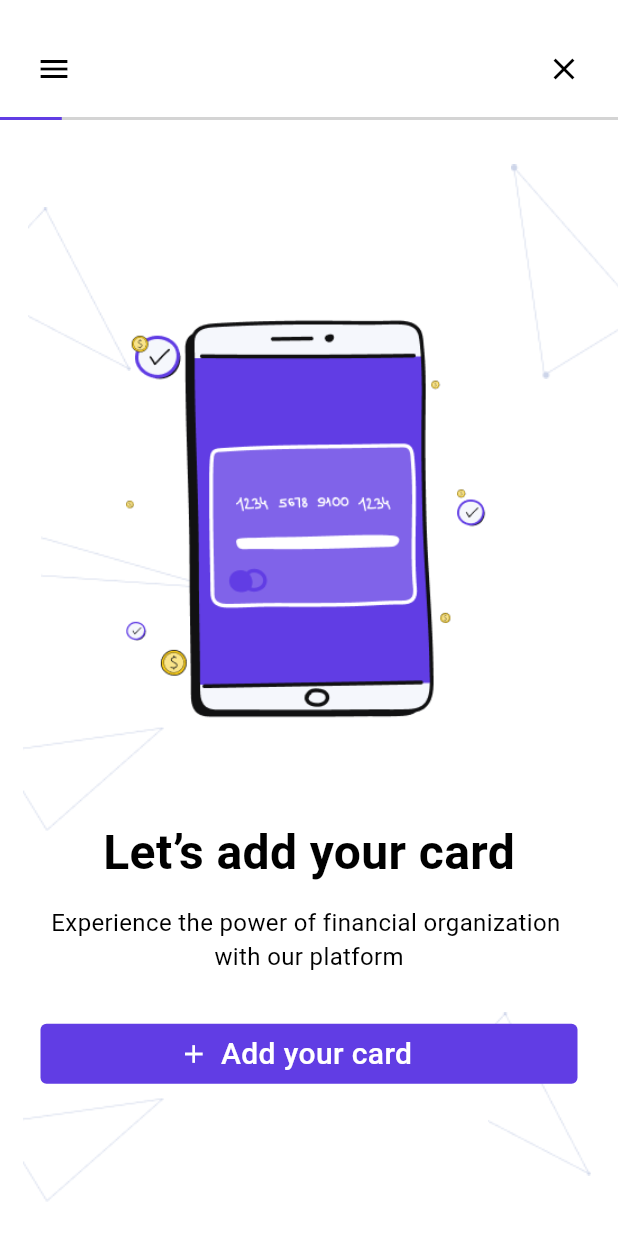
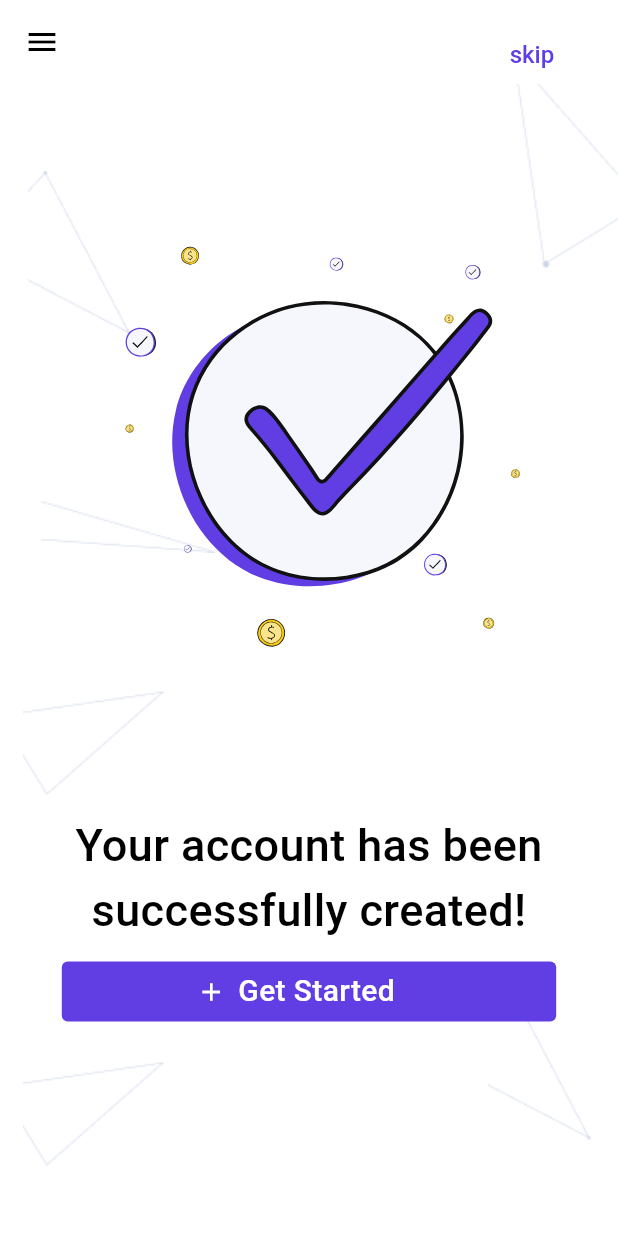
Before and after one commit to Mohammadalsalhi55/forex, a Flutter app: the screen it shows after launch, on a phone screen of 412 x 824 dp. Run offline on Flutter 3.47's test engine with Material 3 defaults, Android fonts, the light colour scheme and no system bars; our stand-ins replace flutter_otp_text_field, flutter_svg.

Commit message:
ADD Welcome and pinsetup

```diff
--- a/forex/lib/main.dart
+++ b/forex/lib/main.dart
@@ -1,8 +1,11 @@
 import 'package:flutter/material.dart';
-import 'package:forex/pages/add_card.dart';
-import 'package:forex/pages/number_card.dart';
-import 'package:forex/pages/successfully_added.dart';
-import 'package:forex/pages/verify_card.dart';
+import 'package:forex/componenet/setting_page.dart';
+import 'package:forex/pages/auth/add_card.dart';
+import 'package:forex/pages/auth/number_card.dart';
+import 'package:forex/pages/auth/successfully_added.dart';
+import 'package:forex/pages/auth/verify_card.dart';
+import 'package:forex/pages/welcome%20and%20pin%20setup/pin_setup.dart';
+import 'package:forex/pages/welcome%20and%20pin%20setup/welcome_screen.dart';
 import 'package:forex/themes/theme_provider.dart';
 import 'package:provider/provider.dart';
 
@@ -18,13 +21,16 @@
   Widget build(BuildContext context) {
     return MaterialApp(
       routes: {
+        '/addingcard': (context) => const AddingCard(),
+        '/pinsetup': (context) => const PinSetup(),
         '/cardnumber': (context) => const NumberCard(),
         '/verifycard': (context) => const VerifyCard(),
         '/successfullyadded': (context) => const SuccessfullyAdded(),
+        '/settingpage': (context) => const SettingPage(),
       },
       debugShowCheckedModeBanner: false,
       theme: Provider.of<ThemeProvider>(context).themeData,
-      home: const AddingCard(),
+      home: const WelcomeScreen(),
     );
   }
 }
--- a/forex/lib/pages/verify_card.dart
+++ b/forex/lib/pages/auth/verify_card.dart
@@ -64,7 +64,6 @@ class _VerifyCardState extends State<VerifyCard> {
               LinearProgressIndicator(
                 value: 0.8,
                 minHeight: 2,
-                backgroundColor: Colors.grey[300],
                 valueColor:
                     const AlwaysStoppedAnimation<Color>(Color(0xFF613DE4)),
               ),
@@ -103,6 +102,11 @@ class _VerifyCardState extends State<VerifyCard> {
               ),
               SizedBox(height: size.height * 0.04),
               OtpTextField(
+                textStyle: const TextStyle(
+                  color: Color(0xFF613DE4),
+                  fontSize: 20,
+                  fontWeight: FontWeight.w600,
+                ),
                 numberOfFields: 6,
                 enabledBorderColor: const Color(0xFFCDD5E9),
                 borderColor: const Color(0xFF613DE4),
--- /dev/null
+++ b/forex/lib/pages/welcome and pin setup/welcome_screen.dart
@@ -0,0 +1,122 @@
+import 'package:flutter/material.dart';
+import 'package:flutter_svg/svg.dart';
+import 'package:forex/componenet/button_widget.dart';
+import 'package:forex/componenet/my_drawer.dart';
+
+class WelcomeScreen extends StatelessWidget {
+  const WelcomeScreen({super.key});
+
+  @override
+  Widget build(BuildContext context) {
+    final size = MediaQuery.of(context).size;
+    final isDark = Theme.of(context).brightness == Brightness.dark;
+    return Scaffold(
+        appBar: AppBar(
+          backgroundColor: Theme.of(context).colorScheme.background,
+          title: Padding(
+            padding: EdgeInsets.only(
+                top: size.height * 0.02, left: size.width * 0.65),
+            child: Text(
+              "skip",
+              style: TextStyle(
+                fontSize: 16,
+                fontWeight: FontWeight.w500,
+                color: Theme.of(context).colorScheme.primary,
+              ),
+            ),
+          ),
+        ),
+        backgroundColor: Theme.of(context).colorScheme.background,
+        drawer: MyDrawer(),
+        body: Stack(children: [
+          Positioned(
+            top: -100,
+            right: -50,
+            child: Image.asset(
+              isDark ? "assets/Vector 3 (1).png" : "assets/Group 39742.png",
+              width: size.width * 0.4,
+            ),
+          ),
+          Positioned(
+            top: -50,
+            left: -50,
+            child: Image.asset(
+              isDark ? "assets/Vector 1.png" : "assets/Group 39740.png",
+              width: size.width * 0.5,
+            ),
+          ),
+          Positioned(
+            top: size.height * 0.28,
+            left: -100,
+            child: Image.asset(
+              isDark ? "assets/Vector 4 (1).png" : "assets/Vector 4.png",
+              width: size.width * 0.9,
+            ),
+          ),
+          Positioned(
+            top: size.height * 0.45,
+            left: -30,
+            child: Image.asset(
+              isDark ? "assets/Vector 3 (2).png" : "assets/Vector 3.png",
+              width: size.width * 0.45,
+            ),
+          ),
+          Positioned(
+            top: size.height * 0.75,
+            left: -30,
+            child: Image.asset(
+              isDark ? "assets/Group 39745.png" : "assets/Vector 3.png",
+              width: size.width * 0.45,
+            ),
+          ),
+          Positioned(
+            top: size.height * 0.63,
+            right: -30,
+            child: Image.asset(
+              isDark ? "assets/Vector 1 (1).png" : "assets/Group 39740.png",
+              width: size.width * 0.4,
+            ),
+          ),
+          Positioned(
+            top: size.height * 0.12,
+            left: size.width * 0.170,
+            child: SvgPicture.asset(
+              isDark
+                  ? "assets/Welcome Screen.svg"
+                  : "assets/Welcome Screen light.svg",
+              width: size.width * 0.70,
+            ),
+          ),
+          Positioned(
+            top: size.height * 0.59,
+            left: size.width * 0.1,
+            child: SizedBox(
+              width: size.width * 0.8,
+              child: Text(
+                "Your account has been\nsuccessfully created!",
+                textAlign: TextAlign.center,
+                style: TextStyle(
+                  fontSize: 30,
+                  fontWeight: FontWeight.w500,
+                  color: Theme.of(context).colorScheme.inversePrimary,
+                ),
+              ),
+            ),
+          ),
+          Positioned(
+            top: size.height * 0.71,
+            left: size.width * 0.1,
+            child: SizedBox(
+              width: size.width * 0.8,
+              child: ButtonWidget(
+                text: 'Get Started',
+                icon: Icons.add,
+                onTap: () {
+                  Navigator.pushNamed(context, "/addingcard");
+                },
+              ),
+            ),
+          ),
+        ]));
+  }
+}
--- a/forex/pubspec.yaml
+++ b/forex/pubspec.yaml
@@ -42,6 +42,7 @@ dependencies:
   pinput: ^5.0.0
   pin_code_fields: ^8.0.1
   provider: ^6.1.5+1
+  shared_preferences: ^2.2.2
 
 
 
```
Also changed, not shown: forex/lib/pages/auth/number_card.dart (renamed from forex/lib/pages/number_card.dart, +6 -6 lines), forex/lib/pages/welcome and pin setup/pin_setup.dart (added, +134 -0 lines), forex/assets/Welcome Screen light.svg (added), forex/assets/Welcome Screen.svg (added), forex/lib/pages/auth/add_card.dart (renamed from forex/lib/pages/add_card.dart), forex/lib/pages/auth/successfully_added.dart (renamed from forex/lib/pages/successfully_added.dart), forex/pubspec.lock, 1 other file.
